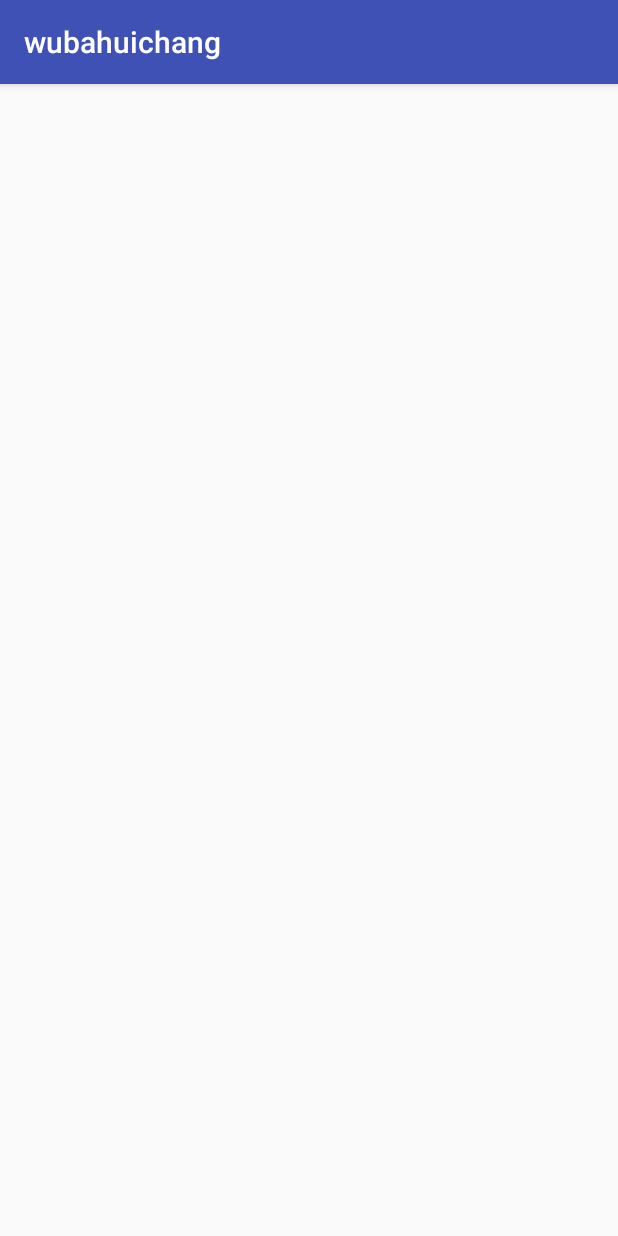
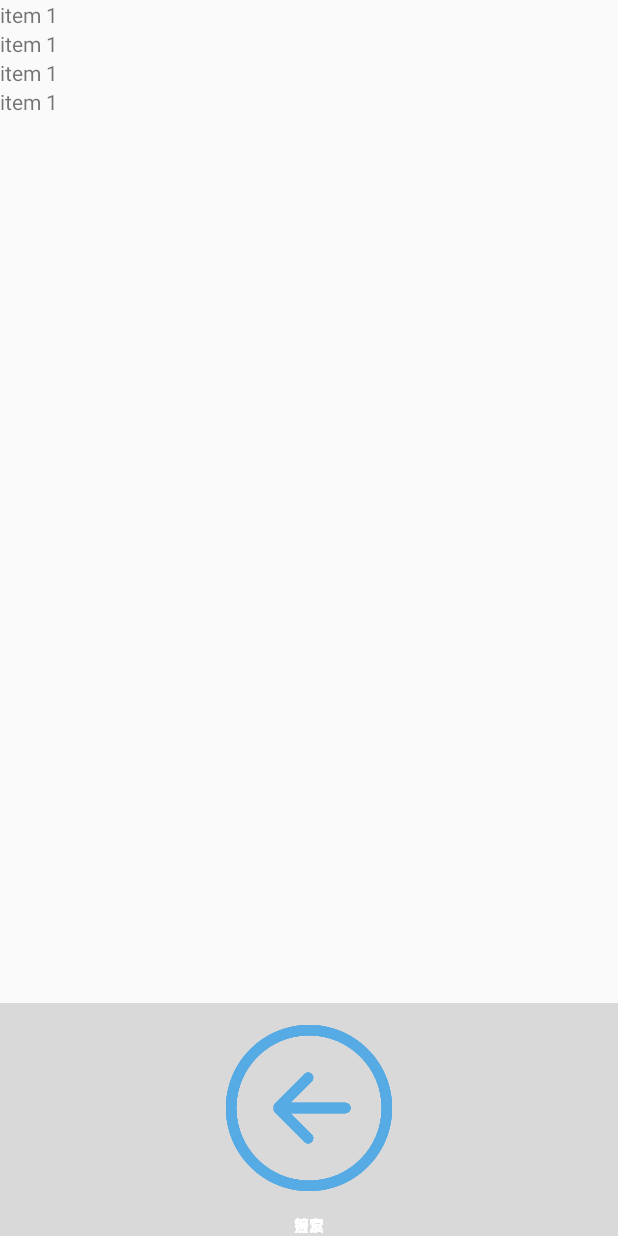
Before and after one commit to huopochuan/wubahuichang, an Android app: the screen it shows after launch (MainActivity), on a phone screen of 412 x 824 dp. Run offline under Robolectric (Android 15) with nearby library versions, the phone set to English and light mode, and no system bars.

Commit message:
添加代码

```diff
--- a/app/src/main/AndroidManifest.xml
+++ b/app/src/main/AndroidManifest.xml
@@ -1,20 +1,23 @@
 <?xml version="1.0" encoding="utf-8"?>
 <manifest xmlns:android="http://schemas.android.com/apk/res/android"
     package="com.seventeam.wubahuichang">
+
     <uses-permission android:name="android.permission.INTERNET" />
+
     <application
         android:allowBackup="true"
         android:icon="@mipmap/ic_launcher"
         android:label="@string/app_name"
         android:supportsRtl="true"
         android:theme="@style/AppTheme">
-        <activity android:name=".MainActivity">
+        <activity android:name=".Activity.MainActivity">
             <intent-filter>
                 <action android:name="android.intent.action.MAIN" />
 
                 <category android:name="android.intent.category.LAUNCHER" />
             </intent-filter>
         </activity>
+        <activity android:name=".Activity.LaunchActivity"></activity>
     </application>
 
 </manifest>
--- a/app/src/main/java/com/seventeam/wubahuichang/MainActivity.java
+++ b/app/src/main/java/com/seventeam/wubahuichang/Activity/LaunchActivity.java
@@ -1,13 +1,15 @@
-package com.seventeam.wubahuichang;
+package com.seventeam.wubahuichang.Activity;
 
 import android.support.v7.app.AppCompatActivity;
 import android.os.Bundle;
 
-public class MainActivity extends AppCompatActivity {
+import com.seventeam.wubahuichang.R;
+
+public class LaunchActivity extends AppCompatActivity {
 
     @Override
     protected void onCreate(Bundle savedInstanceState) {
         super.onCreate(savedInstanceState);
-        setContentView(R.layout.activity_main);
+        setContentView(R.layout.activity_launch);
     }
 }
--- /dev/null
+++ b/app/src/main/java/com/seventeam/wubahuichang/Activity/MainActivity.java
@@ -0,0 +1,95 @@
+package com.seventeam.wubahuichang.Activity;
+
+import android.support.v4.app.FragmentActivity;
+import android.support.v4.app.FragmentTabHost;
+import android.support.v7.app.AppCompatActivity;
+import android.os.Bundle;
+import android.view.LayoutInflater;
+import android.view.View;
+import android.widget.ImageView;
+import android.widget.TabHost;
+import android.widget.TextView;
+
+import com.seventeam.wubahuichang.Fragment.PersonalFragment;
+import com.seventeam.wubahuichang.R;
+
+public class MainActivity extends FragmentActivity {
+    /**
+     * FragmentTabhost
+     */
+    private FragmentTabHost mTabHost;
+
+    /**
+     * 布局填充器
+     *
+     */
+    private LayoutInflater mLayoutInflater;
+
+    /**
+     * Fragment数组界面
+     *
+     */
+    private Class mFragmentArray[] = { PersonalFragment.class, PersonalFragment.class,
+            PersonalFragment.class, PersonalFragment.class};
+    /**
+     * 存放图片数组
+     *
+     */
+    private int mImageArray[] = { R.drawable.back,
+            R.drawable.back, R.drawable.back,
+            R.drawable.back};
+
+    /**
+     * 选修卡文字
+     *
+     */
+    private String mTextArray[] = { "首页", "消息", "好友", "搜索" };
+    /**
+     *
+     *
+     */
+    public void onCreate(Bundle savedInstanceState) {
+        super.onCreate(savedInstanceState);
+        setContentView(R.layout.activity_main);
+
+        initView();
+    }
+
+    /**
+     * 初始化组件
+     */
+    private void initView() {
+        mLayoutInflater = LayoutInflater.from(this);
+
+        // 找到TabHost
+        mTabHost = (FragmentTabHost) findViewById(android.R.id.tabhost);
+        mTabHost.setup(this, getSupportFragmentManager(), R.id.realtabcontent);
+        // 得到fragment的个数
+        int count = mFragmentArray.length;
+        for (int i = 0; i < count; i++) {
+            // 给每个Tab按钮设置图标、文字和内容
+            TabHost.TabSpec tabSpec = mTabHost.newTabSpec(mTextArray[i])
+                    .setIndicator(getTabItemView(i));
+            // 将Tab按钮添加进Tab选项卡中
+            mTabHost.addTab(tabSpec, mFragmentArray[i], null);
+//            // 设置Tab按钮的背景
+//            mTabHost.getTabWidget().getChildAt(i)
+//                    .setBackgroundResource(R.drawable.selector_tab_background);
+        }
+    }
+
+    /**
+     *
+     * 给每个Tab按钮设置图标和文字
+     */
+    private View getTabItemView(int index) {
+        View view = mLayoutInflater.inflate(R.layout.tab_item_view, null);
+        ImageView imageView = (ImageView) view.findViewById(R.id.imageview);
+        imageView.setImageResource(mImageArray[index]);
+        TextView textView = (TextView) view.findViewById(R.id.textview);
+        textView.setText(mTextArray[index]);
+
+        return view;
+    }
+
+}
--- /dev/null
+++ b/app/src/main/res/layout/activity_launch.xml
@@ -0,0 +1,12 @@
+<?xml version="1.0" encoding="utf-8"?>
+<RelativeLayout xmlns:android="http://schemas.android.com/apk/res/android"
+    xmlns:tools="http://schemas.android.com/tools"
+    android:layout_width="match_parent"
+    android:layout_height="match_parent"
+    android:paddingBottom="@dimen/activity_vertical_margin"
+    android:paddingLeft="@dimen/activity_horizontal_margin"
+    android:paddingRight="@dimen/activity_horizontal_margin"
+    android:paddingTop="@dimen/activity_vertical_margin"
+    tools:context="com.seventeam.wubahuichang.Activity.LaunchActivity">
+
+</RelativeLayout>
--- a/app/src/main/res/layout/activity_main.xml
+++ b/app/src/main/res/layout/activity_main.xml
@@ -1,10 +1,26 @@
 <?xml version="1.0" encoding="utf-8"?>
 <LinearLayout xmlns:android="http://schemas.android.com/apk/res/android"
-    xmlns:tools="http://schemas.android.com/tools"
-    android:layout_width="match_parent"
-    android:layout_height="match_parent">
-    <include layout="@layout/public_title"/>
-    <HybridWebView
-        android:layout_width="match_parent"
-        android:layout_height="match_parent"/>
+    android:layout_width="fill_parent"
+    android:layout_height="fill_parent"
+    android:orientation="vertical" >
+
+    <FrameLayout
+        android:id="@+id/realtabcontent"
+        android:layout_width="fill_parent"
+        android:layout_height="0dip"
+        android:layout_weight="1" />
+
+    <android.support.v4.app.FragmentTabHost
+        android:id="@android:id/tabhost"
+        android:layout_width="fill_parent"
+        android:layout_height="wrap_content"
+        android:background="#d9d9d9">
+
+        <FrameLayout
+            android:id="@android:id/tabcontent"
+            android:layout_width="0dp"
+            android:layout_height="0dp"
+            android:layout_weight="0" />
+    </android.support.v4.app.FragmentTabHost>
+
 </LinearLayout>
--- /dev/null
+++ b/app/src/main/res/layout/tab_item_view.xml
@@ -0,0 +1,26 @@
+<?xml version="1.0" encoding="utf-8"?>
+<LinearLayout xmlns:android="http://schemas.android.com/apk/res/android"
+    android:layout_width="wrap_content"
+    android:layout_height="wrap_content"
+    android:gravity="center"
+    android:orientation="vertical" >
+
+    <ImageView
+        android:id="@+id/imageview"
+        android:layout_width="wrap_content"
+        android:layout_height="wrap_content"
+        android:focusable="false"
+        android:padding="3dp"
+        android:src="@drawable/back">
+    </ImageView>
+
+    <TextView
+        android:id="@+id/textview"
+        android:layout_width="wrap_content"
+        android:layout_height="wrap_content"
+        android:text=""
+        android:textSize="10sp"
+        android:textColor="#ffffff">
+    </TextView>
+
+</LinearLayout>
```
